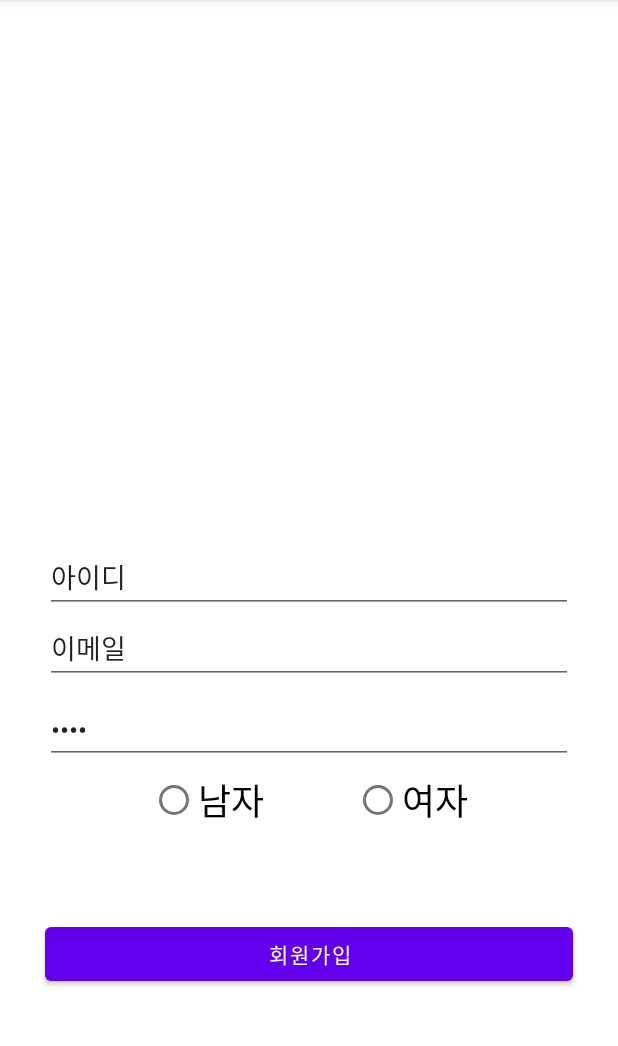
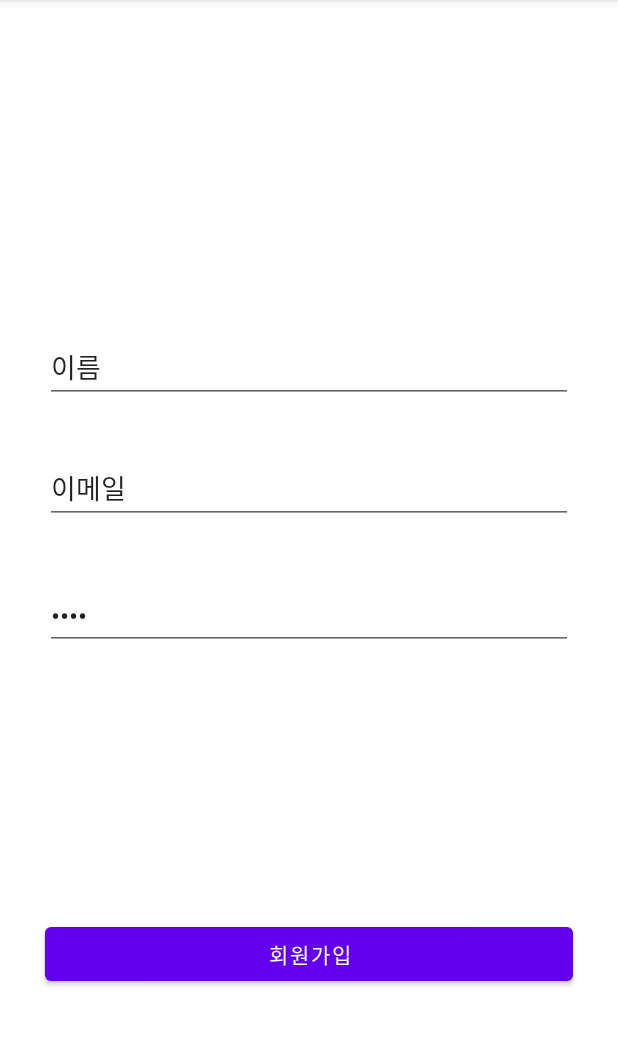
Before and after one commit to chobe111/mockInvestmentToyProject, an Android app: the screen it shows after launch (MainActivity), after a tap on "회원가입", on a phone screen of 412 x 824 dp, the part 84-1130 px from its top. Run offline under Robolectric (Android 15) with nearby library versions, the phone set to English and light mode, and no system bars; our stand-ins replace Firebase (no records; nobody signed in at launch, a user with empty details on screens opened directly).

Commit message:
For work

```diff
--- a/app/build.gradle
+++ b/app/build.gradle
@@ -1,3 +1,4 @@
+// 2/9 명기가 준 코드 그대로 복붙
 plugins {
     id 'com.android.application'
     id 'kotlin-android'
@@ -28,8 +29,9 @@ android {
         targetCompatibility JavaVersion.VERSION_1_8
     }
 
-    viewBinding {
-        enabled = true
+    buildFeatures {
+        viewBinding = true
+
     }
 
     kotlinOptions {
@@ -37,13 +39,13 @@ android {
     }
 }
 
-apply plugin: 'com.android.application'
-
-apply plugin: 'com.google.gms.google-services'
-
 dependencies {
 //  Import the Firebase BoM
-    implementation platform('com.google.firebase:firebase-bom:26.4.0')
+    implementation platform('com.google.firebase:firebase-bom:26.3.0')
+
+//  For User Authentication
+    implementation 'com.google.firebase:firebase-auth-ktx'
+    implementation 'com.firebaseui:firebase-ui-auth:6.4.0'
 
     // Add the dependency for the Firebase SDK for Google Analytics
     // When using the BoM, don't specify versions in Firebase dependencies
@@ -55,7 +57,6 @@ dependencies {
     implementation 'com.google.android.material:material:1.2.1'
     implementation 'androidx.constraintlayout:constraintlayout:2.0.4'
     implementation 'androidx.legacy:legacy-support-v4:1.0.0'
-    implementation 'com.google.firebase:firebase-analytics-ktx'
     testImplementation 'junit:junit:4.+'
     androidTestImplementation 'androidx.test.ext:junit:1.1.2'
     androidTestImplementation 'androidx.test.espresso:espresso-core:3.3.0'
--- a/app/src/main/java/com/parker/myapplication/MainActivity.kt
+++ b/app/src/main/java/com/parker/myapplication/MainActivity.kt
@@ -9,8 +9,9 @@ import com.parker.myapplication.page.MainFragment
 import com.parker.myapplication.page.RegisterFragment
 import kotlin.math.log
 
-class MainActivity : AppCompatActivity(), MainFragment.OnButtonClickEvent {
+class MainActivity : AppCompatActivity(), MainFragment.OnButtonClickEvent, RegisterFragment.OnRegisterDoneListener {
 
+    // 2/9 RegisterFragment.OnRegisterDoneListener 이걸 추가 안해서 그동안 회원가입 버튼을 눌렀을 때 튕긴것.
     // private lateinit var binding: ActivityMainBinding
 
     private var _binding: ActivityMainBinding? = null
@@ -42,4 +43,8 @@ class MainActivity : AppCompatActivity(), MainFragment.OnButtonClickEvent {
     override fun onRegisterButtonClick() {
         changeFragment((registerFragment))
     }
+
+    override fun onRegisterDone() {
+        TODO("Not yet implemented")
+    }
 }
--- a/app/src/main/java/com/parker/myapplication/page/RegisterFragment.kt
+++ b/app/src/main/java/com/parker/myapplication/page/RegisterFragment.kt
@@ -1,32 +1,115 @@
 package com.parker.myapplication.page
 
+import android.content.Context
 import android.os.Bundle
+import android.util.Log
 import androidx.fragment.app.Fragment
 import android.view.LayoutInflater
 import android.view.View
 import android.view.ViewGroup
+import android.widget.Button
+import android.widget.EditText
+import android.widget.ProgressBar
+import android.widget.Toast
+import com.google.firebase.auth.FirebaseAuth
+import com.google.firebase.auth.ktx.auth
+import com.google.firebase.ktx.Firebase
 import com.parker.myapplication.R
+import com.parker.myapplication.databinding.FragmentRegisterBinding
+import java.security.AuthProvider
+// 2/9 밑에 코드는 파이어 베이스 회원가입 코드인 거 같은데 못해와서 명기 코드 보고 침.
+    class RegisterFragment : Fragment(), View.OnClickListener {
 
-// TODO: Rename parameter arguments, choose names that match
-// the fragment initialization parameters, e.g. ARG_ITEM_NUMBER
-private const val ARG_PARAM1 = "param1"
-private const val ARG_PARAM2 = "param2"
 
-/**
- * A simple [Fragment] subclass.
- * Use the [registerFragment.newInstance] factory method to
- * create an instance of this fragment.
- */
-class RegisterFragment : Fragment() {
-    // TODO: Rename and change types of parameters
-    private var param1: String? = null
-    private var param2: String? = null
+        private val TAG: String = "RegisterFragment"
+        private lateinit var binding: FragmentRegisterBinding
+        private lateinit var firebaseAuth: FirebaseAuth
+        private lateinit var signUpButton: Button
+        private lateinit var emailView: EditText
+        private lateinit var passwordView: EditText
+        private lateinit var nameView: EditText
+        private lateinit var progressBar: ProgressBar
 
-    override fun onCreateView(
-        inflater: LayoutInflater, container: ViewGroup?,
-        savedInstanceState: Bundle?
-    ): View? {
-        // Inflate the layout for this fragment
-        return inflater.inflate(R.layout.fragment_register, container, false)
+        private var listener: OnRegisterDoneListener? = null
+
+        interface OnRegisterDoneListener {
+            fun onRegisterDone()
+        }
+
+        private fun setVariables() {
+            signUpButton = binding.registerSignUpButton
+            emailView = binding.registerEmail
+            passwordView = binding.registerPassword
+            nameView = binding.registerName
+            progressBar = binding.registerProgressBar
+        }
+// 2/9 위에 setvariables 함수 안의 변수들은 모두 fragment_register.xml의 요소들의 id
+
+        private fun setOnClickListener() {
+            signUpButton.setOnClickListener(this)
+        }
+
+        private fun showProgressBar() {
+            progressBar.visibility = View.VISIBLE
+        }
+
+        private fun hideProgressBar() {
+            progressBar.visibility = View.INVISIBLE
+        }
+
+        // TODO: 데이터 베이스에 사용자 정보 추가
+        private fun addUserOnDB() {
+
+        }
+
+        private fun createAccount(email: String, password: String) {
+            showProgressBar()
+            firebaseAuth.createUserWithEmailAndPassword(email, password).addOnCompleteListener { task ->
+                hideProgressBar()
+                if (task.isSuccessful) {
+                    val user = firebaseAuth.currentUser
+                    Toast.makeText(context, "회원가입을 환영합니다.", Toast.LENGTH_SHORT).show()
+                    // TODO: UpdateUI to Investment Screen
+                } else {
+                    Log.d(TAG, "creatUserWithEmail:failing", task.exception)
+                    Toast.makeText(context, "Authentication failed", Toast.LENGTH_SHORT).show()
+                    // 2/9 회원가입을 했을 때 여기 나오는 Authentication failed가 떴었는데 아래 run에서 로그들을 보니까
+                    //om.google.firebase.auth.FirebaseAuthWeakPasswordException: The given password is
+                    // invalid. [ Password should be at least 6 characters ] 이런 로그 떴었는데 비번을 6자리 이상으로 하라는 거였음.
+                }
+            }
+        }
+
+        public override fun onStart() {
+            super.onStart()
+            val currentUser = firebaseAuth.currentUser
+        }
+
+        override fun onCreateView(
+            inflater: LayoutInflater, container: ViewGroup?,
+            savedInstanceState: Bundle?
+        ): View {
+
+            binding = FragmentRegisterBinding.inflate(inflater, container, false)
+            val view = binding.root
+            firebaseAuth = Firebase.auth
+            setVariables()
+            setOnClickListener()
+            return view
+        }
+
+        override fun onAttach(context: Context) {
+            super.onAttach(context)
+            listener = context as OnRegisterDoneListener
+        }
+
+
+        override fun onClick(v: View?) {
+            // TODO("Not yet implemented")
+            when (v!!.id) {
+                signUpButton.id -> {
+                    createAccount(emailView.text.toString(), passwordView.text.toString())
+                }
+            }
+        }
     }
-}
--- a/app/src/main/res/layout/fragment_register.xml
+++ b/app/src/main/res/layout/fragment_register.xml
@@ -11,85 +11,69 @@
         android:layout_height="match_parent">
 
         <Button
-            android:id="@+id/button_register"
+            android:id="@+id/register_Sign_Up_Button"
             android:layout_width="match_parent"
             android:layout_height="wrap_content"
             android:layout_marginHorizontal="30dp"
             android:layout_marginBottom="108dp"
-            android:text="@string/button_register"
+            android:text="회원가입"
             app:layout_constraintBottom_toBottomOf="parent"
             app:layout_constraintEnd_toEndOf="parent"
             app:layout_constraintStart_toStartOf="parent" />
 
         <EditText
-            android:id="@+id/name_register"
+            android:id="@+id/register_name"
             android:layout_width="match_parent"
             android:layout_height="wrap_content"
             android:layout_marginHorizontal="30dp"
             android:ems="10"
             android:inputType="textPersonName"
-            android:text="@string/name_register"
-            app:layout_constraintBottom_toTopOf="@id/mail_register"
+            android:text="이름"
+            app:layout_constraintBottom_toTopOf="@id/register_email"
             app:layout_constraintEnd_toEndOf="parent"
             app:layout_constraintStart_toStartOf="parent"
             app:layout_constraintTop_toTopOf="parent"
-            app:layout_constraintVertical_bias="1.0" />
+            app:layout_constraintVertical_bias="0.869" />
 
         <EditText
-            android:id="@+id/mail_register"
-            android:layout_width="match_parent"
-            android:layout_height="wrap_content"
-            android:ems="10"
-            android:inputType="textPersonName"
-            android:text="@string/mail_register"
-            android:layout_marginHorizontal="30dp"
-            app:layout_constraintBottom_toTopOf="@id/password_register"
-            app:layout_constraintEnd_toEndOf="parent"
-            app:layout_constraintHorizontal_bias="0.497"
-            app:layout_constraintStart_toStartOf="parent"
-            app:layout_constraintTop_toTopOf="parent"
-            app:layout_constraintVertical_bias="0.981" />
-
-        <EditText
-            android:id="@+id/password_register"
+            android:id="@+id/register_email"
             android:layout_width="match_parent"
             android:layout_height="wrap_content"
             android:layout_marginHorizontal="30dp"
-            android:layout_marginTop="464dp"
+            android:ems="10"
+            android:inputType="textPersonName"
+            android:text="이메일"
+            app:layout_constraintBottom_toTopOf="@id/register_password"
+            app:layout_constraintEnd_toEndOf="parent"
+            app:layout_constraintStart_toStartOf="parent"
+            app:layout_constraintTop_toTopOf="parent"
+            app:layout_constraintVertical_bias="0.887" />
+
+        <EditText
+            android:id="@+id/register_password"
+            android:layout_width="match_parent"
+            android:layout_height="wrap_content"
+            android:layout_marginHorizontal="30dp"
+            android:layout_marginTop="388dp"
             android:ems="10"
             android:inputType="textPassword"
-            android:text="@string/password_register"
+            android:text="비밀번호"
             app:layout_constraintEnd_toEndOf="parent"
             app:layout_constraintHorizontal_bias="0.733"
             app:layout_constraintStart_toStartOf="parent"
             app:layout_constraintTop_toTopOf="parent" />
 
-        <RadioGroup
-            android:id="@+id/radio"
+        <ProgressBar
+            android:id="@+id/register_Progress_Bar"
             android:layout_width="wrap_content"
             android:layout_height="wrap_content"
-            android:layout_marginHorizontal="30dp"
+            android:visibility="invisible"
+            app:layout_constraintBottom_toBottomOf="parent"
+            app:layout_constraintEnd_toEndOf="parent"
             app:layout_constraintStart_toStartOf="parent"
-            app:layout_constraintEnd_toEndOf="parent"
-            app:layout_constraintTop_toBottomOf="@+id/password_register"
-            android:orientation="horizontal">
-
-            <RadioButton
-                android:id="@+id/radioButton7"
-                android:layout_width="match_parent"
-                android:layout_height="wrap_content"
-                android:text="남자"
-                android:layout_marginHorizontal="30dp"
-                android:textSize="24sp" />
-
-            <RadioButton
-                android:id="@+id/radioButton8"
-                android:layout_width="match_parent"
-                android:layout_height="wrap_content"
-                android:text="여자"
-                android:layout_marginHorizontal="30dp"
-                android:textSize="24sp"/>
-        </RadioGroup>
+            app:layout_constraintTop_toTopOf="parent" />
+<!--2/9 새로 추가한 부분. 남녀 성별을 지우고 프로그레스 바를 새로 추가.-->
+<!--width, height 모두 wrap content로 바꾸고, visibility는 invisible로 바꿈.-->
 
     </androidx.constraintlayout.widget.ConstraintLayout>
 </FrameLayout>
```
